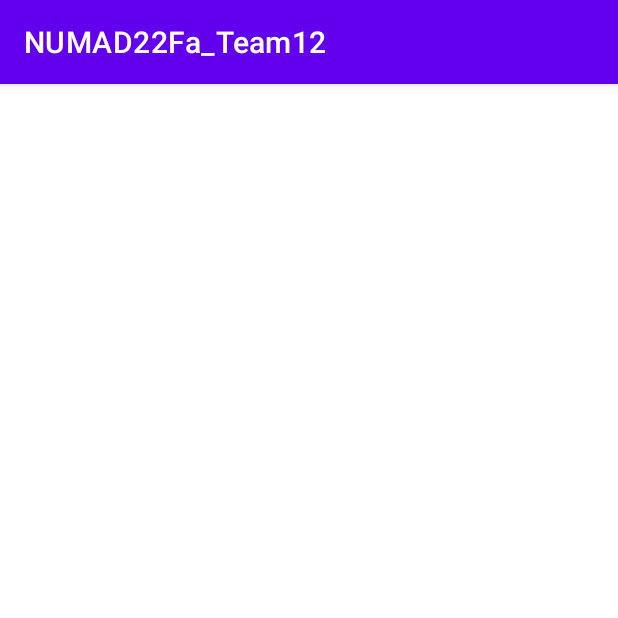
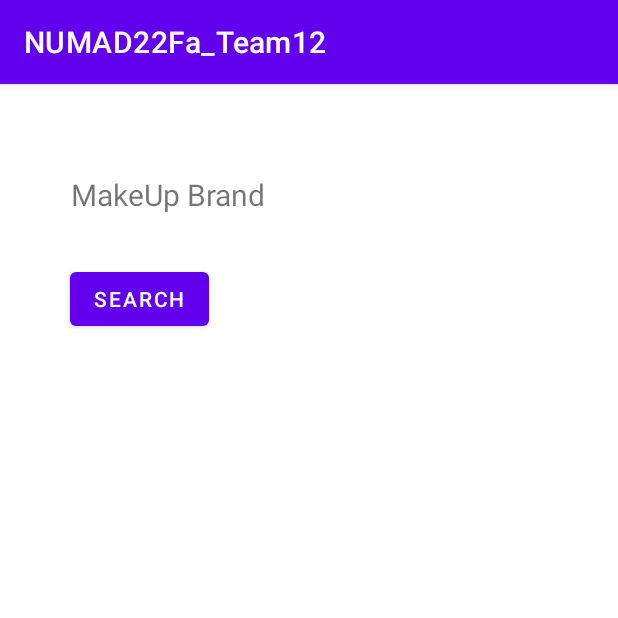
Before and after one commit to ChaiTowKway/NUMAD22Fa_Team12, an Android app: the WebServiceActivity screen opened directly, with no data from a screen before it, on a phone screen of 412 x 824 dp, the top half of it. Run offline under Robolectric (Android 15) with nearby library versions, the phone set to English and light mode, and no system bars.

Commit message:
UI design part1

```diff
--- a/app/src/main/res/layout/activity_web_service.xml
+++ b/app/src/main/res/layout/activity_web_service.xml
@@ -6,4 +6,51 @@
     android:layout_height="match_parent"
     tools:context=".WebServiceActivity">
 
+
+    <TextView
+        android:id="@+id/makeup_brand"
+        android:layout_width="wrap_content"
+        android:layout_height="wrap_content"
+        android:layout_marginStart="47dp"
+        android:layout_marginTop="60dp"
+        android:textSize="20sp"
+        android:layout_marginEnd="42dp"
+        android:text="MakeUp Brand"
+        app:layout_constraintEnd_toStartOf="@+id/textInputLayout"
+        app:layout_constraintStart_toStartOf="parent"
+        app:layout_constraintTop_toTopOf="parent" />
+
+    <Button
+        android:id="@+id/search_button"
+        android:layout_width="wrap_content"
+        android:layout_height="wrap_content"
+        android:layout_marginTop="32dp"
+        android:layout_marginEnd="80dp"
+        android:text="Search"
+        app:layout_constraintEnd_toStartOf="@+id/textInputLayout"
+        app:layout_constraintTop_toBottomOf="@+id/makeup_brand" />
+
+    <com.google.android.material.textfield.TextInputLayout
+        android:id="@+id/textInputLayout"
+        android:layout_width="0dp"
+        android:layout_height="35dp"
+        android:layout_marginTop="52dp"
+        android:layout_marginEnd="20dp"
+        android:layout_marginBottom="68dp"
+        app:layout_constraintBottom_toBottomOf="@+id/search_button"
+        app:layout_constraintEnd_toEndOf="parent"
+        app:layout_constraintStart_toEndOf="@+id/makeup_brand"
+        app:layout_constraintTop_toTopOf="parent"
+        tools:ignore="MissingConstraints">
+
+    </com.google.android.material.textfield.TextInputLayout>
+
+    <androidx.recyclerview.widget.RecyclerView
+        android:layout_width="match_parent"
+        android:layout_height="match_parent"
+        android:layout_marginTop="180dp"
+        tools:layout_editor_absoluteX="1dp"
+        tools:layout_editor_absoluteY="168dp" />
+
+
 </androidx.constraintlayout.widget.ConstraintLayout>
--- /dev/null
+++ b/app/src/main/res/layout/makeup_item.xml
@@ -0,0 +1,16 @@
+<?xml version="1.0" encoding="utf-8"?>
+<androidx.cardview.widget.CardView xmlns:android="http://schemas.android.com/apk/res/android"
+    android:layout_width="match_parent"
+    android:layout_height="match_parent">
+<RelativeLayout
+    android:layout_width="match_parent"
+    android:layout_height="wrap_content"
+    android:padding="16dp">
+    <TextView
+        android:id="@+id/category_name"
+        android:layout_width="wrap_content"
+        android:layout_height="wrap_content"
+        android:text="Category Name" />
+</RelativeLayout>
+
+</androidx.cardview.widget.CardView>
```
Also changed, not shown: 1 other file.
